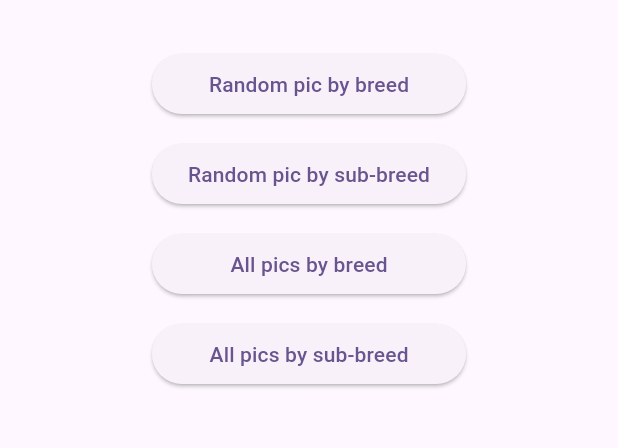
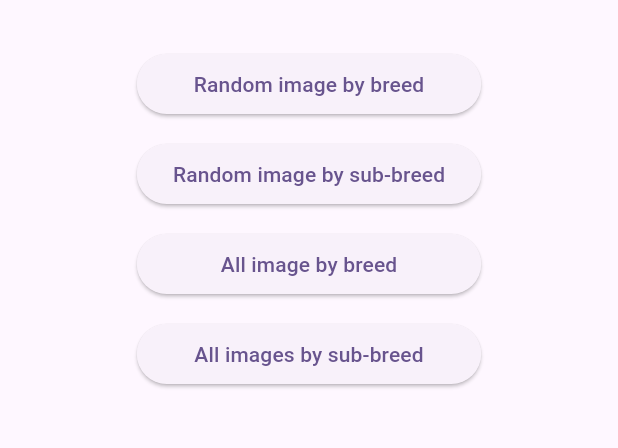
Before and after one commit to piazzadario/flutter_dogs_almanac, a Flutter app: the screen it shows after launch, on a phone screen of 412 x 824 dp, the part 606-1054 px from its top. Run offline on Flutter 3.47's test engine with Material 2 defaults, Android fonts, the phone set to English and light mode, and no system bars; our stand-ins replace bloc, equatable, flutter_bloc.

Commit message:
chore: changed cta

```diff
--- a/lib/pages/home_page.dart
+++ b/lib/pages/home_page.dart
@@ -31,16 +31,17 @@ class HomePage extends StatelessWidget {
                 height: 32,
               ),
               ElevatedButton(
+                key: const Key('random_image_by_breed_cta'),
                 onPressed: () {
                   Navigator.of(context).push(
                     MaterialPageRoute(
                       builder: (_) {
-                        return BreedsSearchPage(title: 'Random pic by breed');
+                        return BreedsSearchPage(title: 'Random image by breed');
                       },
                     ),
                   );
                 },
-                child: const Text('Random pic by breed'),
+                child: const Text('Random image by breed'),
               ),
               const SizedBox(
                 height: 12,
@@ -51,14 +52,14 @@ class HomePage extends StatelessWidget {
                     MaterialPageRoute(
                       builder: (_) {
                         return BreedsSearchPage(
-                          title: 'Random pic by sub-breed',
+                          title: 'Random image by sub-breed',
                           includeSubBreeds: true,
                         );
                       },
                     ),
                   );
                 },
-                child: const Text('Random pic by sub-breed'),
+                child: const Text('Random image by sub-breed'),
               ),
               const SizedBox(
                 height: 12,
@@ -69,14 +70,14 @@ class HomePage extends StatelessWidget {
                     MaterialPageRoute(
                       builder: (_) {
                         return BreedsSearchPage(
-                          title: 'Random pic by breed',
+                          title: 'All images by breed',
                           isList: true,
                         );
                       },
                     ),
                   );
                 },
-                child: const Text('All pics by breed'),
+                child: const Text('All image by breed'),
               ),
               const SizedBox(
                 height: 12,
@@ -87,7 +88,7 @@ class HomePage extends StatelessWidget {
                     MaterialPageRoute(
                       builder: (_) {
                         return BreedsSearchPage(
-                          title: 'Random pic by breed',
+                          title: 'All image by sub-breed',
                           isList: true,
                           includeSubBreeds: true,
                         );
@@ -95,7 +96,7 @@ class HomePage extends StatelessWidget {
                     ),
                   );
                 },
-                child: const Text('All pics by sub-breed'),
+                child: const Text('All images by sub-breed'),
               ),
               const SizedBox(
                 height: 12,
```
